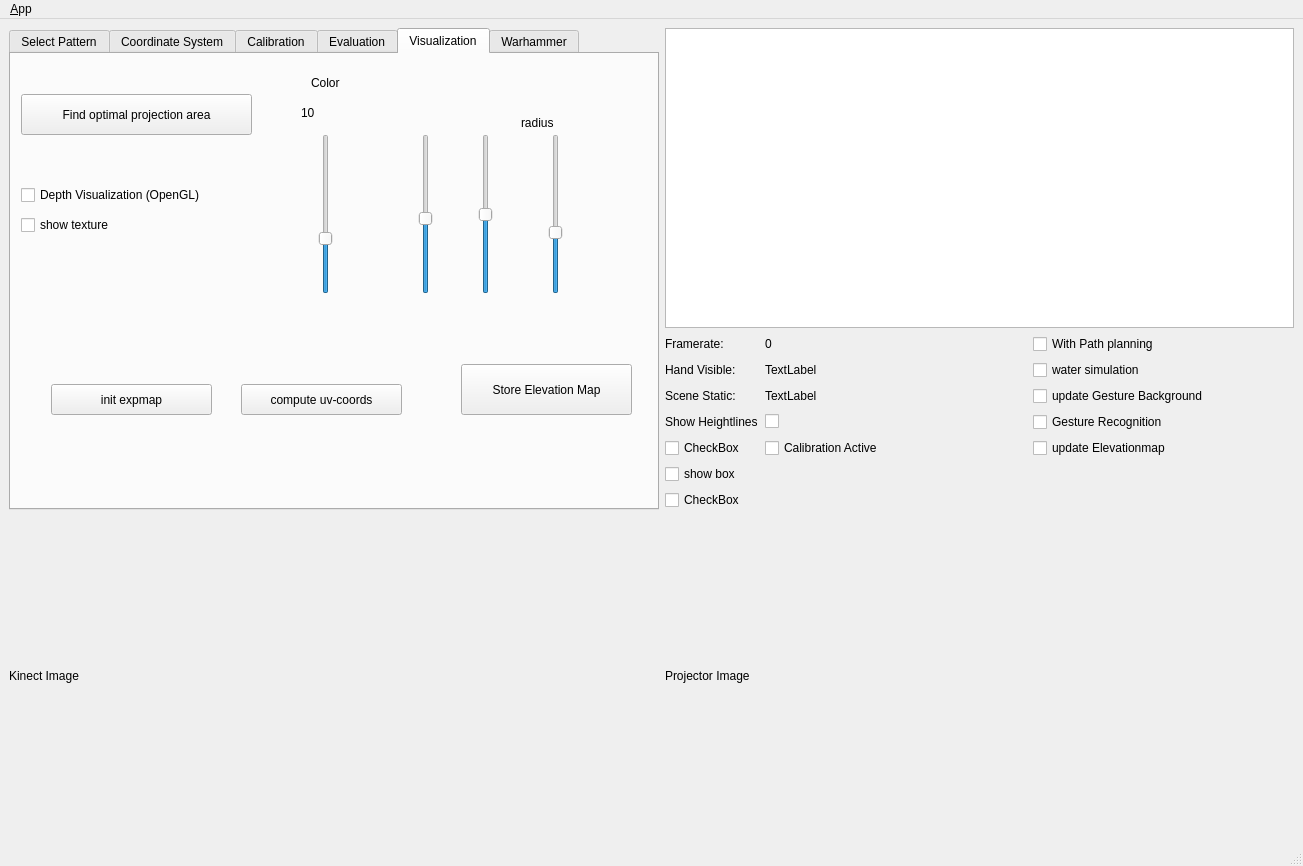
First picture: the form in ui/main_window.ui, repository NikolasE/projector_calibration, before the edit.
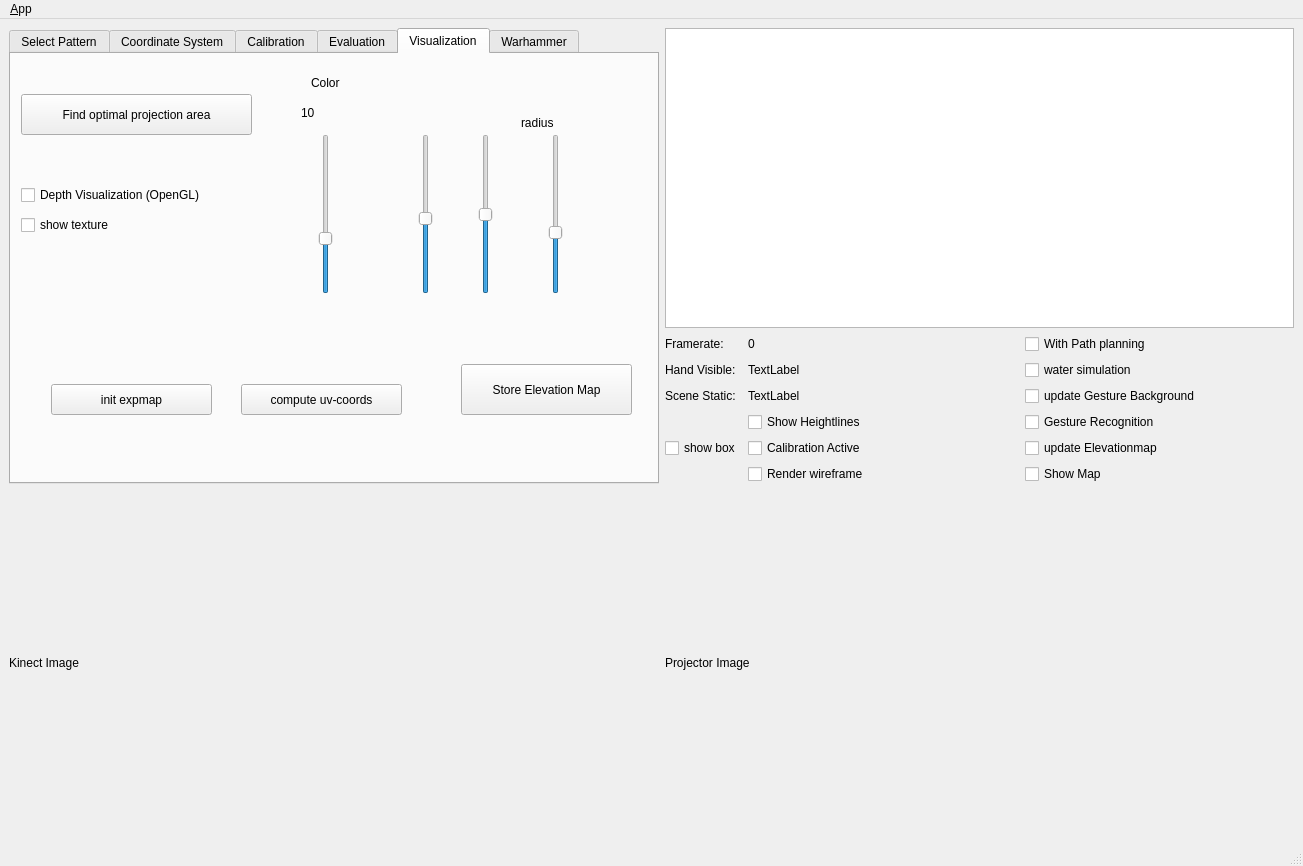
Second picture: the form after the edit. The open tabs and pages were chosen to show the change. Icons and pictures are not drawn.

Commit message: removed opengl-drawing on label, creation of map works,heightlines reactivated, 30 FPS

Patch:
```diff
--- a/ui/main_window.ui
+++ b/ui/main_window.ui
@@ -130,17 +130,10 @@
           </property>
          </widget>
         </item>
-        <item row="6" column="1">
-         <widget class="QLabel" name="label_18">
-          <property name="text">
-           <string>Show Heightlines</string>
-          </property>
-         </widget>
-        </item>
         <item row="6" column="3">
          <widget class="QCheckBox" name="cb_showHeightLines">
           <property name="text">
-           <string/>
+           <string>Show Heightlines</string>
           </property>
          </widget>
         </item>
@@ -207,27 +200,27 @@
           </property>
          </widget>
         </item>
+        <item row="9" column="3">
+         <widget class="QCheckBox" name="cb_wireframe">
+          <property name="text">
+           <string>Render wireframe</string>
+          </property>
+         </widget>
+        </item>
         <item row="7" column="1">
-         <widget class="QCheckBox" name="checkBox">
-          <property name="text">
-           <string>CheckBox</string>
-          </property>
-         </widget>
-        </item>
-        <item row="9" column="1">
-         <widget class="QCheckBox" name="checkBox_2">
-          <property name="text">
-           <string>CheckBox</string>
-          </property>
-         </widget>
-        </item>
-        <item row="8" column="1">
          <widget class="QCheckBox" name="cb_dark">
           <property name="text">
            <string>show box</string>
           </property>
          </widget>
         </item>
+        <item row="9" column="4">
+         <widget class="QCheckBox" name="cb_map">
+          <property name="text">
+           <string>Show Map</string>
+          </property>
+         </widget>
+        </item>
        </layout>
       </item>
      </layout>
@@ -259,6 +252,9 @@
     </item>
     <item row="2" column="0">
      <widget class="QTabWidget" name="tab_manager">
+      <property name="enabled">
+       <bool>true</bool>
+      </property>
       <property name="sizePolicy">
        <sizepolicy hsizetype="Preferred" vsizetype="Preferred">
         <horstretch>0</horstretch>
```
Left out of the diff: 58 changed lines with no effect on the pictures. The commit also changes 5 other files.
